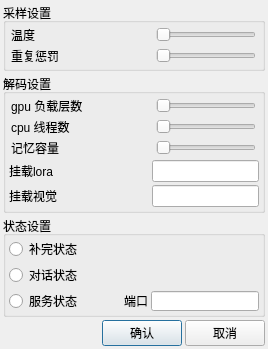
Above: src/settings_dialog.ui from ylsdamxssjxxdd/eva before the change. Below: the same form after it.
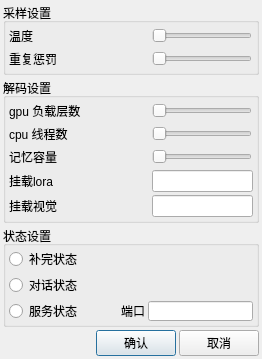
That is the form after the change.

Diff of the .ui file:
```diff
--- a/src/settings_dialog.ui
+++ b/src/settings_dialog.ui
@@ -6,8 +6,8 @@
    <rect>
     <x>0</x>
     <y>0</y>
-    <width>268</width>
-    <height>301</height>
+    <width>262</width>
+    <height>343</height>
    </rect>
   </property>
   <property name="windowTitle">
@@ -57,7 +57,7 @@
           <property name="minimumSize">
            <size>
             <width>140</width>
-            <height>0</height>
+            <height>20</height>
            </size>
           </property>
           <property name="maximumSize">
@@ -99,7 +99,7 @@
           <property name="minimumSize">
            <size>
             <width>140</width>
-            <height>0</height>
+            <height>20</height>
            </size>
           </property>
           <property name="maximumSize">
@@ -165,7 +165,7 @@
           <property name="minimumSize">
            <size>
             <width>140</width>
-            <height>0</height>
+            <height>20</height>
            </size>
           </property>
           <property name="maximumSize">
@@ -207,7 +207,7 @@
           <property name="minimumSize">
            <size>
             <width>140</width>
-            <height>0</height>
+            <height>20</height>
            </size>
           </property>
           <property name="maximumSize">
@@ -249,7 +249,7 @@
           <property name="minimumSize">
            <size>
             <width>140</width>
-            <height>0</height>
+            <height>20</height>
            </size>
           </property>
           <property name="maximumSize">
@@ -291,7 +291,7 @@
           <property name="minimumSize">
            <size>
             <width>140</width>
-            <height>0</height>
+            <height>20</height>
            </size>
           </property>
           <property name="maximumSize">
@@ -324,7 +324,7 @@
           <property name="minimumSize">
            <size>
             <width>140</width>
-            <height>0</height>
+            <height>20</height>
            </size>
           </property>
           <property name="maximumSize">
```
